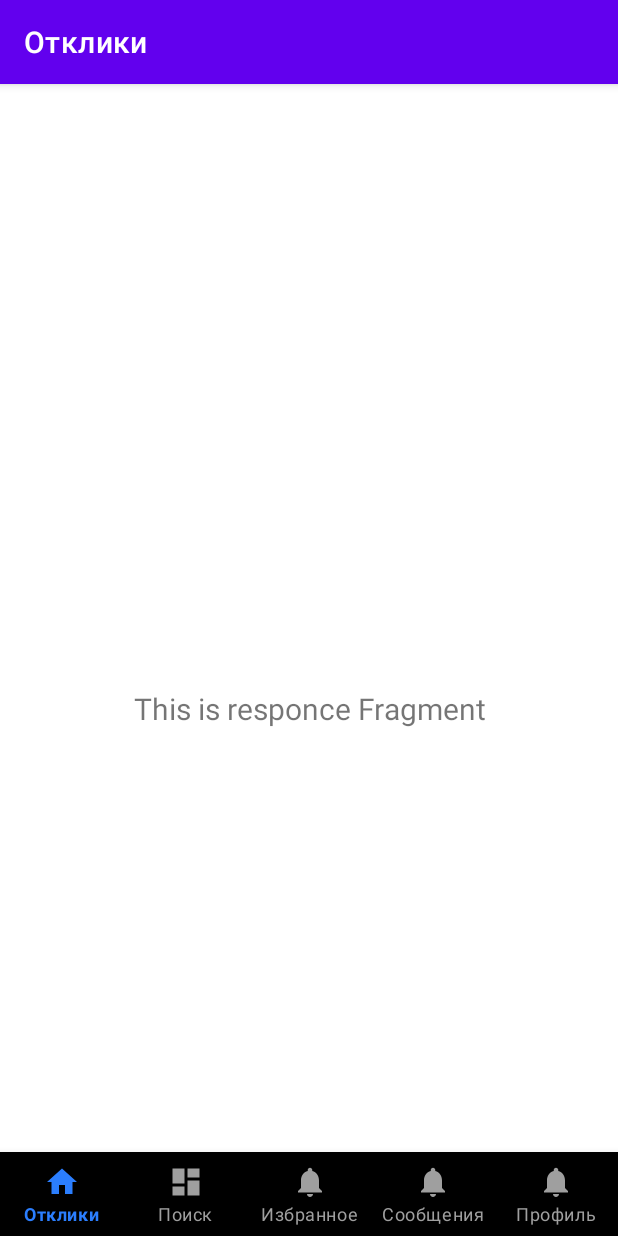
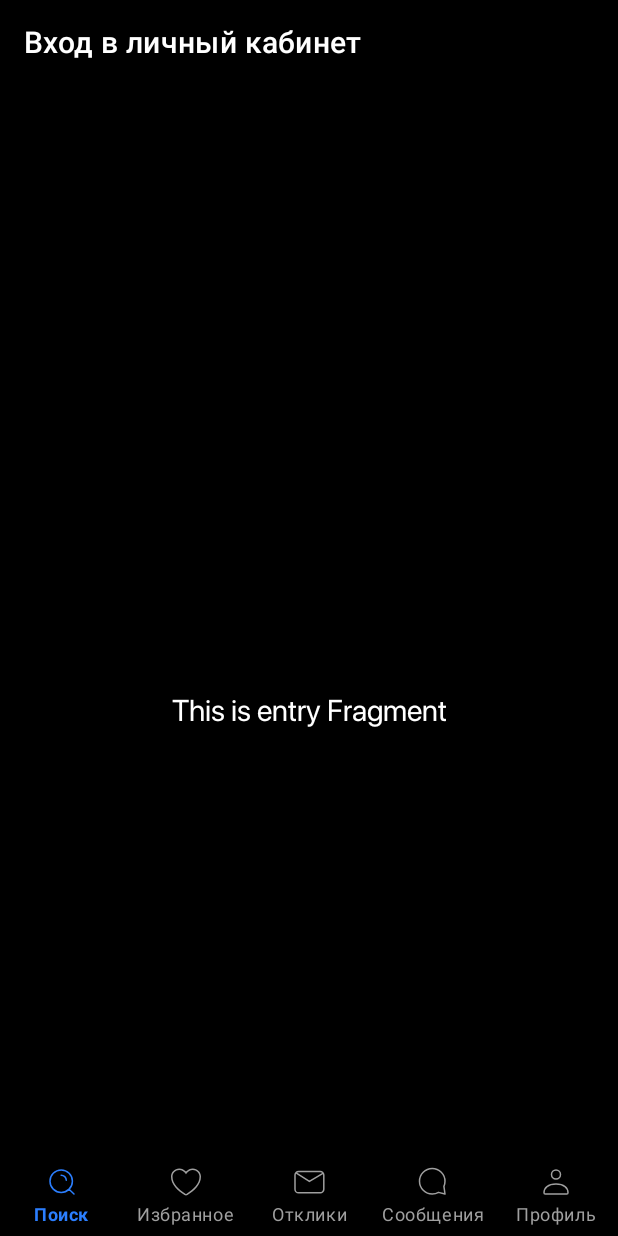
Before and after one commit to borsalinho/offers_test, an Android app: the screen it shows after launch (MainActivity), on a phone screen of 412 x 824 dp. Run offline under Robolectric (Android 15) with nearby library versions, the phone set to English and light mode, and no system bars; our stand-ins replace navigation-ui.

Commit message:
add entryFragment, add icons bottomnav

```diff
--- a/app/src/main/java/com/tests/offerstest/MainActivity.kt
+++ b/app/src/main/java/com/tests/offerstest/MainActivity.kt
@@ -28,10 +28,20 @@ class MainActivity : AppCompatActivity() {
                 R.id.navigation_search,
                 R.id.navigation_favorites,
                 R.id.navigation_messages,
-                R.id.navigation_profile
+                R.id.navigation_profile,
+                R.id.navigation_entry
             )
         )
         setupActionBarWithNavController(navController, appBarConfiguration)
         navView.setupWithNavController(navController)
+
+
+        navController.addOnDestinationChangedListener { _, destination, _ ->
+            if (destination.id == R.id.navigation_entry) {
+                navView.menu.setGroupEnabled(0, false)
+            } else {
+                navView.menu.setGroupEnabled(0, true)
+            }
+        }
     }
 }
--- /dev/null
+++ b/app/src/main/java/com/tests/offerstest/ui/entry/EntryFragment.kt
@@ -0,0 +1,39 @@
+package com.tests.offerstest.ui.entry
+
+import android.os.Bundle
+import android.view.LayoutInflater
+import android.view.View
+import android.view.ViewGroup
+import android.widget.TextView
+import androidx.fragment.app.Fragment
+import androidx.lifecycle.ViewModelProvider
+import com.tests.offerstest.databinding.FragmentEntryBinding
+
+class EntryFragment : Fragment() {
+
+    private var _binding: FragmentEntryBinding? = null
+    private val binding get() = _binding!!
+
+    override fun onCreateView(
+        inflater: LayoutInflater,
+        container: ViewGroup?,
+        savedInstanceState: Bundle?
+    ): View {
+        val favoritesViewModel =
+            ViewModelProvider(this).get(EntryViewModel::class.java)
+
+        _binding = FragmentEntryBinding.inflate(inflater, container, false)
+        val root: View = binding.root
+
+        val textView: TextView = binding.textEntry
+        favoritesViewModel.text.observe(viewLifecycleOwner) {
+            textView.text = it
+        }
+        return root
+    }
+
+    override fun onDestroyView() {
+        super.onDestroyView()
+        _binding = null
+    }
+}
--- /dev/null
+++ b/app/src/main/java/com/tests/offerstest/ui/entry/EntryViewModel.kt
@@ -0,0 +1,13 @@
+package com.tests.offerstest.ui.entry
+
+import androidx.lifecycle.LiveData
+import androidx.lifecycle.MutableLiveData
+import androidx.lifecycle.ViewModel
+
+class EntryViewModel: ViewModel() {
+
+    private val _text = MutableLiveData<String>().apply {
+        value = "This is entry Fragment"
+    }
+    val text: LiveData<String> = _text
+}
--- a/app/src/main/res/drawable/ic_dashboard_black_24dp.xml
+++ /dev/null
@@ -1,9 +0,0 @@
-<vector xmlns:android="http://schemas.android.com/apk/res/android"
-    android:width="24dp"
-    android:height="24dp"
-    android:viewportWidth="24.0"
-    android:viewportHeight="24.0">
-    <path
-        android:fillColor="#FF000000"
-        android:pathData="M3,13h8L11,3L3,3v10zM3,21h8v-6L3,15v6zM13,21h8L21,11h-8v10zM13,3v6h8L21,3h-8z" />
-</vector>
--- /dev/null
+++ b/app/src/main/res/drawable/ic_favorites_black_24dp.xml
@@ -0,0 +1,9 @@
+<vector xmlns:android="http://schemas.android.com/apk/res/android"
+    android:width="24dp"
+    android:height="24dp"
+    android:viewportWidth="24.0"
+    android:viewportHeight="24.0">
+    <path
+        android:fillColor="#9F9F9F"
+        android:pathData="M11.3787 6.00526C11.7936 6.50883 12 6.90908 12 6.90908C12 6.90908 12.2064 6.50883 12.6213 6.00526C13.325 5.15122 14.6286 4 16.5429 4C19.0159 4 20.9742 6.00636 20.9995 8.40044C21.0506 13.37 16.9338 16.904 12.4219 19.874C12.2975 19.9561 12.1505 20 12 20C11.8495 20 11.7026 19.9561 11.5782 19.874C7.06573 16.904 2.94892 13.37 3.00048 8.40044C3.02579 6.00636 4.98412 4 7.45712 4C9.37137 4 10.675 5.15122 11.3787 6.00526ZM11.0284 20.7093C11.3177 20.8999 11.6561 21 12 21C12.3439 21 12.6824 20.8999 12.9717 20.7093C15.2502 19.2095 17.5042 17.5204 19.1853 15.5329C20.8787 13.5309 22.0282 11.1805 21.9995 8.39016C21.9685 5.45668 19.5727 3 16.5429 3C14.678 3 13.3069 3.89638 12.4367 4.73417C12.2761 4.88885 12.1306 5.04325 12 5.19228C11.8694 5.04325 11.7239 4.88885 11.5633 4.73417C10.6931 3.89638 9.32196 3 7.45712 3C4.42727 3 2.03155 5.45639 2.00053 8.38987C1.97158 11.1803 3.12092 13.5309 4.81433 15.5329C6.49539 17.5203 8.74972 19.2096 11.0284 20.7093Z" />
+</vector>
--- a/app/src/main/res/drawable/ic_home_black_24dp.xml
+++ /dev/null
@@ -1,9 +0,0 @@
-<vector xmlns:android="http://schemas.android.com/apk/res/android"
-    android:width="24dp"
-    android:height="24dp"
-    android:viewportWidth="24.0"
-    android:viewportHeight="24.0">
-    <path
-        android:fillColor="#FF000000"
-        android:pathData="M10,20v-6h4v6h5v-8h3L12,3 2,12h3v8z" />
-</vector>
--- /dev/null
+++ b/app/src/main/res/drawable/ic_messages_black_24dp.xml
@@ -0,0 +1,12 @@
+<vector xmlns:android="http://schemas.android.com/apk/res/android"
+    android:width="24dp"
+    android:height="24dp"
+    android:viewportWidth="24.0"
+    android:viewportHeight="24.0">
+    <path
+        android:pathData="M19.2764 14.9336C19.7406 13.8836 19.9984 12.7219 19.9984 11.5C19.9984 6.80558 16.1932 3 11.4992 3C6.80522 3 3 6.80558 3 11.5C3 16.1944 6.80522 20 11.4992 20C13.0105 20 14.4296 19.6055 15.6593 18.9139L20 19.9992L19.2764 14.9336Z"
+        android:strokeColor="#9F9F9F"
+        android:strokeWidth="1"
+        android:strokeLineCap="round"
+        android:strokeLineJoin="round" />
+</vector>
--- a/app/src/main/res/drawable/ic_notifications_black_24dp.xml
+++ /dev/null
@@ -1,9 +0,0 @@
-<vector xmlns:android="http://schemas.android.com/apk/res/android"
-    android:width="24dp"
-    android:height="24dp"
-    android:viewportWidth="24.0"
-    android:viewportHeight="24.0">
-    <path
-        android:fillColor="#FF000000"
-        android:pathData="M12,22c1.1,0 2,-0.9 2,-2h-4c0,1.1 0.89,2 2,2zM18,16v-5c0,-3.07 -1.64,-5.64 -4.5,-6.32L13.5,4c0,-0.83 -0.67,-1.5 -1.5,-1.5s-1.5,0.67 -1.5,1.5v0.68C7.63,5.36 6,7.92 6,11v5l-2,2v1h16v-1l-2,-2z" />
-</vector>
--- /dev/null
+++ b/app/src/main/res/drawable/ic_profile_black_25dp.xml
@@ -0,0 +1,14 @@
+<vector xmlns:android="http://schemas.android.com/apk/res/android"
+    android:width="24dp"
+    android:height="24dp"
+    android:viewportWidth="24.0"
+    android:viewportHeight="24.0">
+    <path
+        android:pathData="M4 19.0937C4 15.9474 6.62857 13.3968 12 13.3968C17.3714 13.3968 20 15.9474 20 19.0937C20 19.5942 19.6348 20 19.1843 20H4.81569C4.3652 20 4 19.5942 4 19.0937Z"
+        android:strokeColor="#9F9F9F"
+        android:strokeWidth="1" />
+    <path
+        android:pathData="M15 7C15 8.65685 13.6569 10 12 10C10.3431 10 9 8.65685 9 7C9 5.34315 10.3431 4 12 4C13.6569 4 15 5.34315 15 7Z"
+        android:strokeColor="#9F9F9F"
+        android:strokeWidth="1" />
+</vector>
--- /dev/null
+++ b/app/src/main/res/drawable/ic_responce_black_24dp.xml
@@ -0,0 +1,12 @@
+<vector xmlns:android="http://schemas.android.com/apk/res/android"
+    android:width="24dp"
+    android:height="24dp"
+    android:viewportWidth="24.0"
+    android:viewportHeight="24.0">
+    <path
+        android:pathData="M3.19951 6.2L11.5995 11.6L20.5995 6.2M4.39951 19.1913C3.07403 19.1913 1.99951 18.1168 1.99951 16.7913V7.4C1.99951 6.07452 3.07403 5 4.39951 5H18.7995C20.125 5 21.1995 6.07452 21.1995 7.4V16.7913C21.1995 18.1168 20.125 19.1913 18.7995 19.1913H4.39951Z"
+        android:strokeColor="#9F9F9F"
+        android:strokeWidth="1"
+        android:strokeLineCap="round"
+        android:strokeLineJoin="round" />
+</vector>
--- /dev/null
+++ b/app/src/main/res/drawable/ic_search_black_24dp.xml
@@ -0,0 +1,11 @@
+<vector xmlns:android="http://schemas.android.com/apk/res/android"
+    android:width="24dp"
+    android:height="24dp"
+    android:viewportWidth="24.0"
+    android:viewportHeight="24.0">
+    <path
+        android:pathData="M16.6922 16.8L20 20M11.4286 7.42857C13.3221 7.42857 14.8571 8.9636 14.8571 10.8571M18.9333 11.4667C18.9333 15.5904 15.5904 18.9333 11.4667 18.9333C7.34294 18.9333 4 15.5904 4 11.4667C4 7.34294 7.34294 4 11.4667 4C15.5904 4 18.9333 7.34294 18.9333 11.4667Z"
+        android:strokeColor="#2B7EFE"
+        android:strokeWidth="1"
+        android:strokeLineCap="round" />
+</vector>
--- a/app/src/main/res/layout/activity_main.xml
+++ b/app/src/main/res/layout/activity_main.xml
@@ -4,6 +4,7 @@
     android:id="@+id/container"
     android:layout_width="match_parent"
     android:layout_height="match_parent"
+    android:background="@color/black"
     android:paddingTop="?attr/actionBarSize">
 
     <com.google.android.material.bottomnavigation.BottomNavigationView
--- /dev/null
+++ b/app/src/main/res/layout/fragment_entry.xml
@@ -0,0 +1,23 @@
+<?xml version="1.0" encoding="utf-8"?>
+<androidx.constraintlayout.widget.ConstraintLayout xmlns:android="http://schemas.android.com/apk/res/android"
+    xmlns:app="http://schemas.android.com/apk/res-auto"
+    xmlns:tools="http://schemas.android.com/tools"
+    android:layout_width="match_parent"
+    android:layout_height="match_parent"
+    tools:context=".ui.entry.EntryFragment">
+
+    <TextView
+        android:id="@+id/text_entry"
+        android:textAppearance="@style/text_2"
+        android:layout_width="match_parent"
+        android:layout_height="wrap_content"
+        android:layout_marginStart="8dp"
+        android:layout_marginTop="8dp"
+        android:layout_marginEnd="8dp"
+        android:textAlignment="center"
+        android:textSize="20sp"
+        app:layout_constraintBottom_toBottomOf="parent"
+        app:layout_constraintEnd_toEndOf="parent"
+        app:layout_constraintStart_toStartOf="parent"
+        app:layout_constraintTop_toTopOf="parent" />
+</androidx.constraintlayout.widget.ConstraintLayout>
--- a/app/src/main/res/menu/bottom_nav_menu.xml
+++ b/app/src/main/res/menu/bottom_nav_menu.xml
@@ -2,28 +2,28 @@
 <menu xmlns:android="http://schemas.android.com/apk/res/android">
 
     <item
-        android:id="@+id/navigation_responce"
-        android:icon="@drawable/ic_home_black_24dp"
-        android:title="@string/title_responce" />
-
-    <item
         android:id="@+id/navigation_search"
-        android:icon="@drawable/ic_dashboard_black_24dp"
+        android:icon="@drawable/ic_search_black_24dp"
         android:title="@string/title_search" />
 
     <item
         android:id="@+id/navigation_favorites"
-        android:icon="@drawable/ic_notifications_black_24dp"
+        android:icon="@drawable/ic_favorites_black_24dp"
         android:title="@string/title_favorites" />
 
     <item
+        android:id="@+id/navigation_responce"
+        android:icon="@drawable/ic_responce_black_24dp"
+        android:title="@string/title_responce" />
+
+    <item
         android:id="@+id/navigation_messages"
-        android:icon="@drawable/ic_notifications_black_24dp"
+        android:icon="@drawable/ic_messages_black_24dp"
         android:title="@string/title_messages" />
 
     <item
         android:id="@+id/navigation_profile"
-        android:icon="@drawable/ic_notifications_black_24dp"
+        android:icon="@drawable/ic_profile_black_25dp"
         android:title="@string/title_profile" />
 
 </menu>
--- a/app/src/main/res/navigation/mobile_navigation.xml
+++ b/app/src/main/res/navigation/mobile_navigation.xml
@@ -3,7 +3,19 @@
     xmlns:app="http://schemas.android.com/apk/res-auto"
     xmlns:tools="http://schemas.android.com/tools"
     android:id="@+id/mobile_navigation"
-    app:startDestination="@+id/navigation_responce">
+    app:startDestination="@+id/navigation_entry">
+
+    <fragment
+        android:id="@+id/navigation_entry"
+        android:name="com.tests.offerstest.ui.entry.EntryFragment"
+        android:label="@string/title_entry"
+        tools:layout="@layout/fragment_entry" />
+
+    <fragment
+        android:id="@+id/navigation_favorites"
+        android:name="com.tests.offerstest.ui.favorites.FavoritesFragment"
+        android:label="@string/title_favorites"
+        tools:layout="@layout/fragment_plug" />
 
     <fragment
         android:id="@+id/navigation_responce"
@@ -17,11 +29,7 @@
         android:label="@string/title_search"
         tools:layout="@layout/fragment_search" />
 
-    <fragment
-        android:id="@+id/navigation_favorites"
-        android:name="com.tests.offerstest.ui.favorites.FavoritesFragment"
-        android:label="@string/title_favorites"
-        tools:layout="@layout/fragment_plug" />
+
     <fragment
         android:id="@+id/navigation_messages"
         android:name="com.tests.offerstest.ui.messages.MessagesFragment"
--- a/app/src/main/res/values/strings.xml
+++ b/app/src/main/res/values/strings.xml
@@ -5,4 +5,6 @@
     <string name="title_responce">Отклики</string>
     <string name="title_messages">Сообщения</string>
     <string name="title_profile">Профиль</string>
+
+    <string name="title_entry">Вход в личный кабинет</string>
 </resources>
--- a/app/src/main/res/values/themes.xml
+++ b/app/src/main/res/values/themes.xml
@@ -2,15 +2,15 @@
     <!-- Base application theme. -->
     <style name="Theme.OffersTest" parent="Theme.MaterialComponents.DayNight.DarkActionBar">
         <!-- Primary brand color. -->
-        <item name="colorPrimary">@color/purple_500</item>
-        <item name="colorPrimaryVariant">@color/purple_700</item>
-        <item name="colorOnPrimary">@color/white</item>
+        <item name="colorPrimary">@color/black</item>
+        <item name="colorPrimaryVariant">@color/black</item>
+        <item name="colorOnPrimary">@color/grey6</item>
         <!-- Secondary brand color. -->
-        <item name="colorSecondary">@color/teal_200</item>
-        <item name="colorSecondaryVariant">@color/teal_700</item>
-        <item name="colorOnSecondary">@color/black</item>
+        <item name="colorSecondary">@color/black</item>
+        <item name="colorSecondaryVariant">@color/black</item>
+        <item name="colorOnSecondary">@color/grey6</item>
         <!-- Status bar color. -->
-        <item name="android:statusBarColor">?attr/colorPrimaryVariant</item>
+<!--        <item name="android:statusBarColor">?attr/colorPrimaryVariant</item>-->
         <!-- Customize your theme here. -->
     </style>
 </resources>
```
